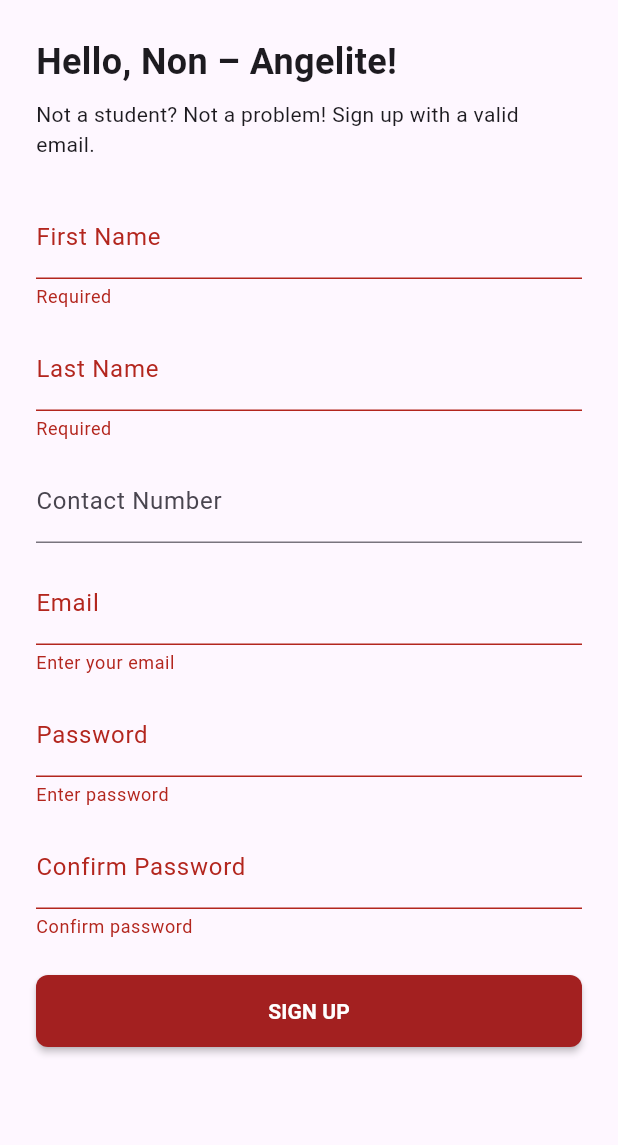
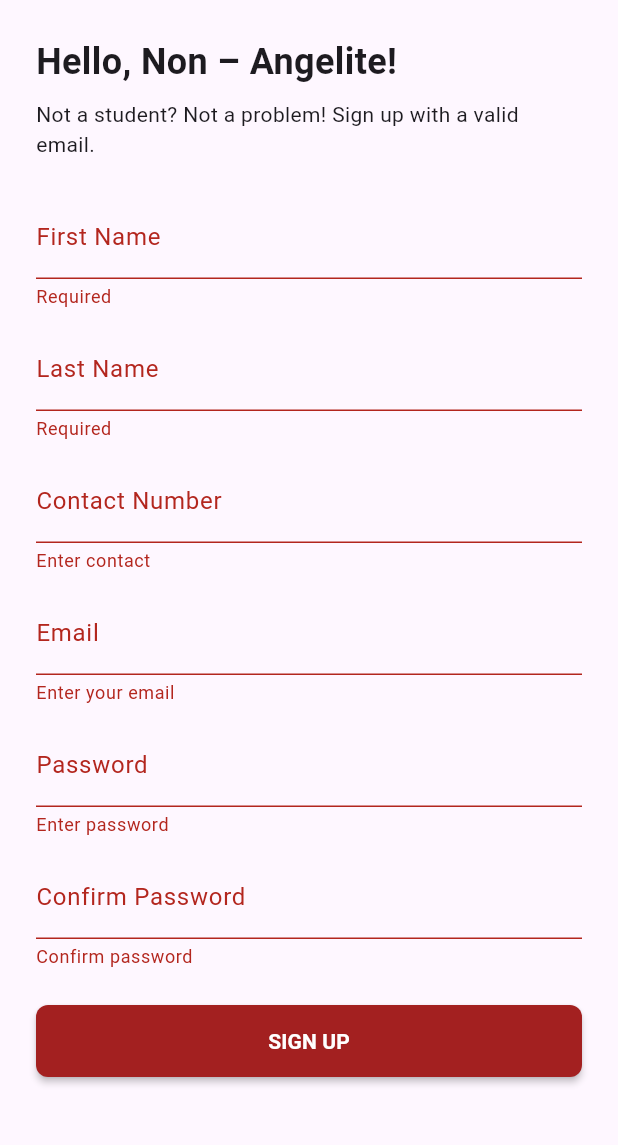
Before and after one commit to fromHELIO/HAUrmony, a Flutter app: the SignupNonAngeliteScreen screen opened by its route, after a tap on "SIGN UP", on a phone screen of 412 x 824 dp, the part 84-1229 px from its top. Run offline on Flutter 3.47's test engine with Material 3 defaults, Android fonts, the light colour scheme and no system bars; our stand-ins replace supabase_flutter; accounts and stored records are empty.

Commit message:
fix: upload contact number to database

```diff
--- a/lib/client/screens/signup_non_angelite_screen.dart
+++ b/lib/client/screens/signup_non_angelite_screen.dart
@@ -55,6 +55,14 @@ class _SignupNonAngeliteScreenState extends State<SignupNonAngeliteScreen> {
     return null;
   }
 
+  String? _contactValidator(String? v) {
+    if (v == null || v.isEmpty) return 'Enter contact';
+    final contact = v.trim();
+    final contactRegEx = RegExp(r'09[0-9]{9}');
+    if (!contactRegEx.hasMatch(contact)) return 'Enter a valid contact number';
+    return null;
+  }
+
   void _submit() async {
       if (!_formKey.currentState!.validate()) return;
 
@@ -62,6 +70,7 @@ class _SignupNonAngeliteScreenState extends State<SignupNonAngeliteScreen> {
       final password = passwordController.text.trim();
       final firstname = firstNameController.text.trim();
       final lastname = lastNameController.text.trim();
+      final contact = contactController.text.trim();
 
       final supabase = Supabase.instance.client;
 
@@ -84,6 +93,7 @@ class _SignupNonAngeliteScreenState extends State<SignupNonAngeliteScreen> {
         'user_id': user.id,
         'first_name': firstname,
         'last_name': lastname,
+        'contact': contact,
         'is_angelite': false,
       });
 
@@ -156,7 +166,7 @@ class _SignupNonAngeliteScreenState extends State<SignupNonAngeliteScreen> {
                 const SizedBox(height: 12),
                 TextFormField(controller: lastNameController, decoration: const InputDecoration(labelText: 'Last Name'), validator: _requiredValidator),
                 const SizedBox(height: 12),
-                TextFormField(controller: contactController, decoration: const InputDecoration(labelText: 'Contact Number')),
+                TextFormField(controller: contactController, decoration: const InputDecoration(labelText: 'Contact Number'), validator: _contactValidator),
                 const SizedBox(height: 12),
                 TextFormField(
                   controller: emailController,
```
